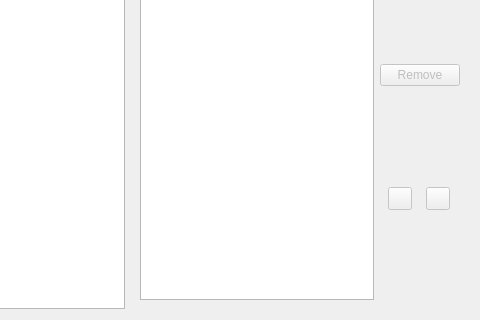
Qt form src/ui/preferences/PreferencesAdvancedPageWidget.ui (OtterBrowser/otter-browser) before a commit; both pictures show x 120 to 600 and y 180 to 500 of the 600 by 500 pixel window.
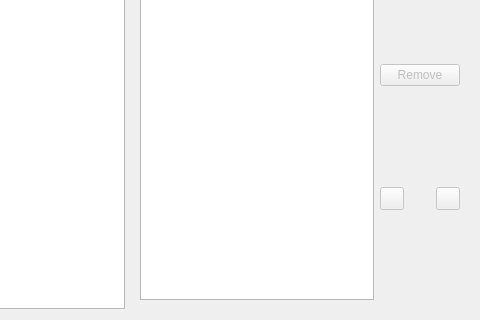
The same form after that commit. The open tabs and pages were chosen to show the change. Custom widgets are drawn as their Qt base class.

Commit message: Improve buttons alignment

What changed in the file:
```diff
--- a/src/ui/preferences/PreferencesAdvancedPageWidget.ui
+++ b/src/ui/preferences/PreferencesAdvancedPageWidget.ui
@@ -937,7 +937,7 @@
         </widget>
        </item>
        <item>
-        <layout class="QHBoxLayout" name="ciphersLayout">
+        <layout class="QHBoxLayout" name="ciphersLayout" stretch="1,0">
          <item>
           <widget class="Otter::ItemViewWidget" name="ciphersViewWidget">
            <property name="editTriggers">
@@ -999,7 +999,7 @@
             </spacer>
            </item>
            <item>
-            <layout class="QHBoxLayout" name="ciphersMoveButtonsLayout">
+            <layout class="QHBoxLayout" name="ciphersMoveButtonsLayout" stretch="0,1,0">
              <item>
               <widget class="QToolButton" name="ciphersMoveUpButton">
                <property name="enabled">
@@ -1018,12 +1018,6 @@
                <property name="sizeType">
                 <enum>QSizePolicy::Minimum</enum>
                </property>
-               <property name="sizeHint" stdset="0">
-                <size>
-                 <width>0</width>
-                 <height>0</height>
-                </size>
-               </property>
               </spacer>
              </item>
              <item>
```
Left out of the diff: 20 changed lines with no effect on the pictures.
